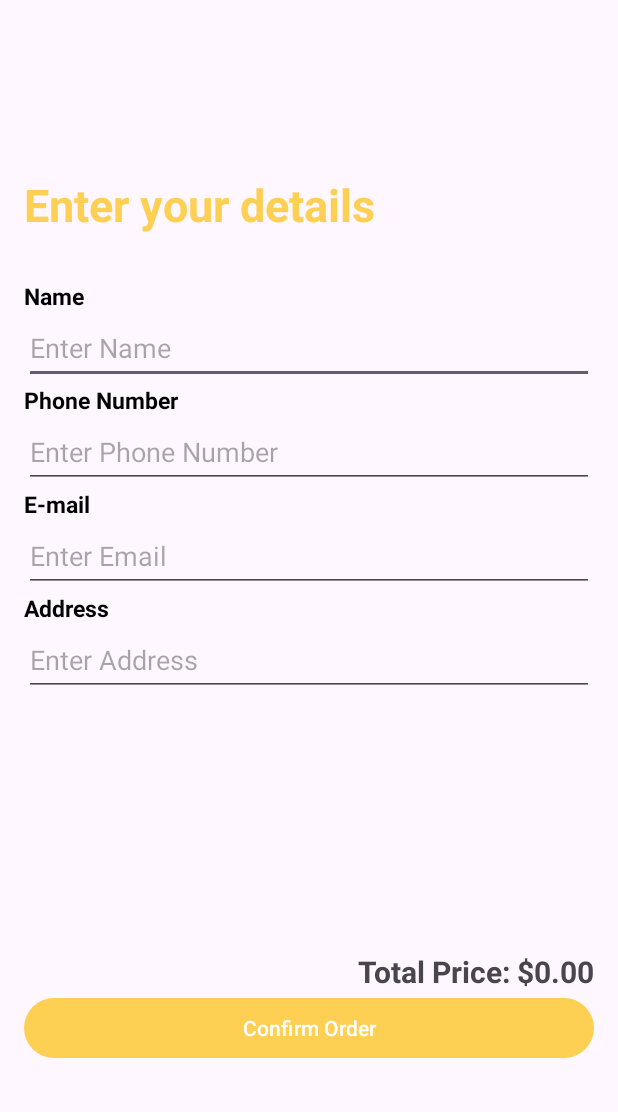
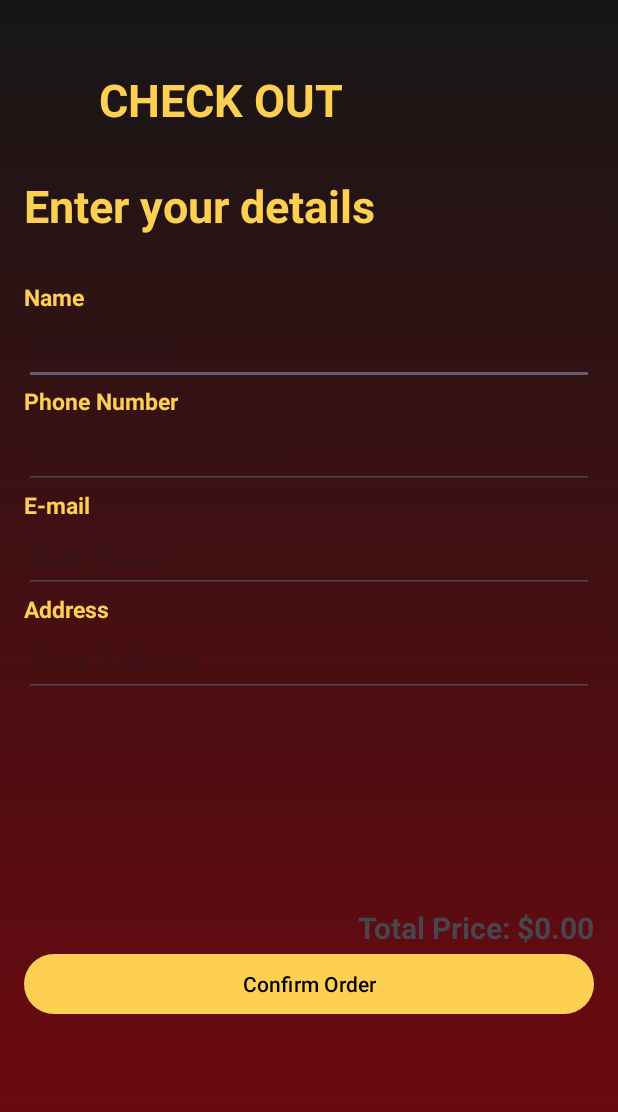
Before and after one commit to Rafiaa01/sizzelCraft, an Android app: the Checkout screen opened directly, with no data from a screen before it, on a phone screen of 412 x 824 dp. Shown: the top 1112 px of the screen. Run offline under Robolectric (Android 15) with nearby library versions, the phone set to English and light mode, and no system bars.

Commit message:
design changes

```diff
--- a/app/src/main/res/layout/activity_checkout.xml
+++ b/app/src/main/res/layout/activity_checkout.xml
@@ -3,8 +3,19 @@
     android:layout_width="match_parent"
     android:layout_height="match_parent"
     android:orientation="vertical"
+    android:background="@drawable/gradient"
     android:padding="16dp">
 
+    <TextView
+        android:id="@+id/title1"
+        android:layout_width="match_parent"
+        android:layout_height="wrap_content"
+        android:text="CHECK OUT"
+        android:textSize="30dp"
+        android:textStyle="bold"
+        android:textColor="@color/yellow"
+        android:layout_marginTop="30dp"
+        android:layout_marginLeft="50dp"/>
     <TextView
         android:id="@+id/title"
         android:layout_width="match_parent"
@@ -13,7 +24,7 @@
         android:textSize="30dp"
         android:textStyle="bold"
         android:textColor="@color/yellow"
-        android:layout_marginTop="100dp"
+        android:layout_marginTop="30dp"
         android:layout_marginLeft="0dp"/>
     <!-- Name Input -->
     <TextView
@@ -24,7 +35,7 @@
         android:textStyle="bold"
         android:layout_marginTop="30dp"
         android:textSize="15dp"
-        android:textColor="@color/black" />
+        android:textColor="@color/yellow" />
     <EditText
         android:id="@+id/edtName"
         android:layout_width="match_parent"
@@ -39,7 +50,7 @@
         android:text="Phone Number"
         android:textStyle="bold"
         android:textSize="15dp"
-        android:textColor="@color/black" />
+        android:textColor="@color/yellow" />
     <!-- Phone Number Input -->
     <EditText
         android:id="@+id/edtPhoneNumber"
@@ -55,7 +66,7 @@
         android:text="E-mail"
         android:textStyle="bold"
         android:textSize="15dp"
-        android:textColor="@color/black" />
+        android:textColor="@color/yellow" />
     <!-- Email Input -->
     <EditText
         android:id="@+id/edtEmail"
@@ -71,7 +82,7 @@
         android:text="Address"
         android:textStyle="bold"
         android:textSize="15dp"
-        android:textColor="@color/black" />
+        android:textColor="@color/yellow" />
     <!-- Address Input -->
     <EditText
         android:id="@+id/edtAddress"
@@ -86,7 +97,7 @@
         android:layout_height="wrap_content"
         android:textSize="20dp"
         android:textStyle="bold"
-        android:layout_marginTop="170dp"
+        android:layout_marginTop="140dp"
         android:layout_gravity="right"
         />
     <!-- Confirm Order Button -->
@@ -94,5 +105,6 @@
         android:id="@+id/btnConfirmOrder"
         android:layout_width="match_parent"
         android:layout_height="wrap_content"
+        android:textColor="@color/black"
         android:text="Confirm Order" />
 </LinearLayout>
```
